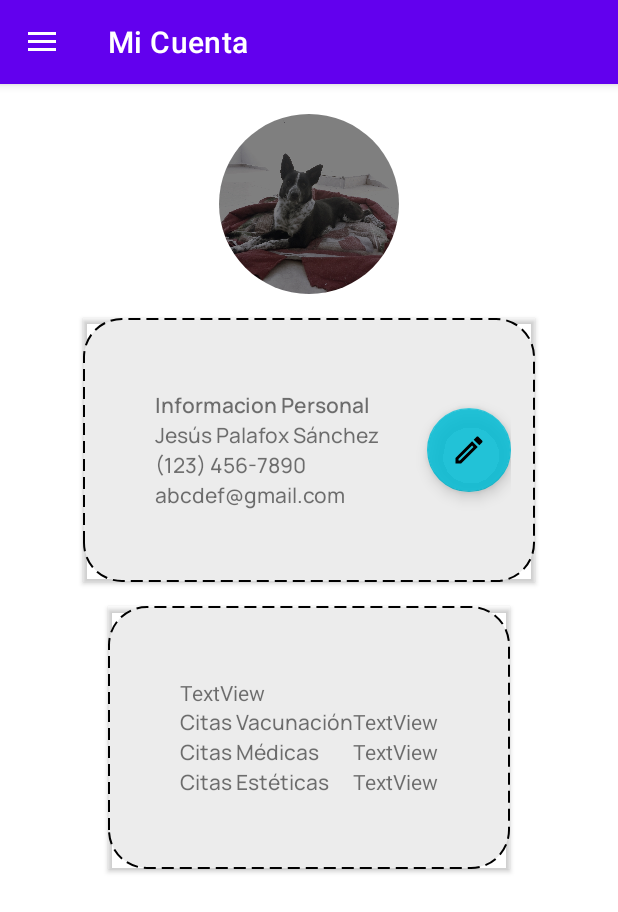
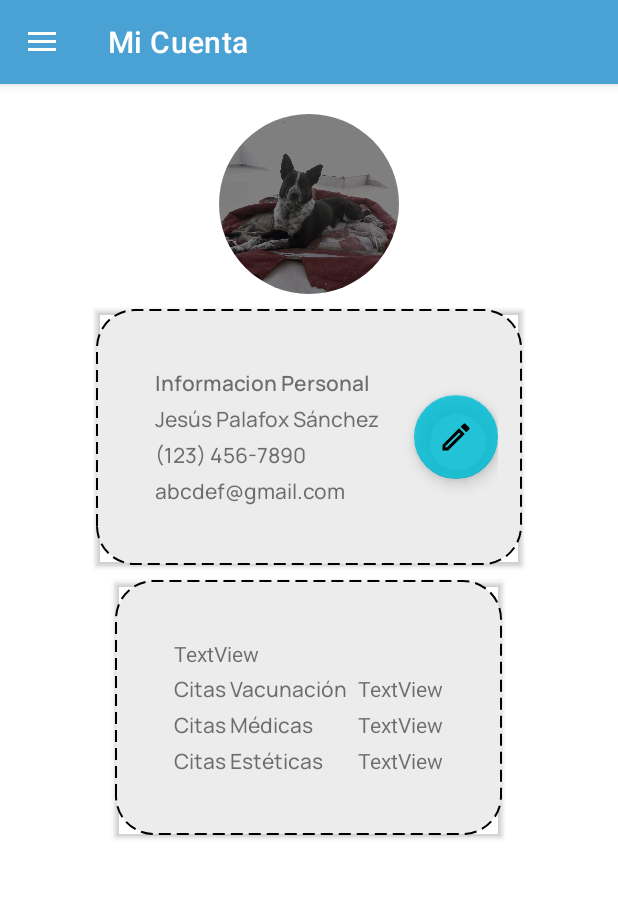
Before and after one commit to jpalafox12/TT2_Palafox, an Android app: the MainActivity screen opened directly, with no data from a screen before it, in the side drawer, after a tap on "Mi Cuenta", on a phone screen of 412 x 824 dp. Shown: the top 912 px of the screen. Run offline under Robolectric (Android 15) with nearby library versions, the phone set to English and light mode, and no system bars; our stand-ins replace CircleImageView, Volley; network calls fail; 1 statement that could not run was skipped.

Commit message:
Estilos de menu

```diff
--- a/app/src/main/java/com/example/mrcantt2/API/WebService.kt
+++ b/app/src/main/java/com/example/mrcantt2/API/WebService.kt
@@ -15,11 +15,11 @@ object AppConstantes {
 interface WebService {
     // Obtener todas las citas
     @GET("/citas")
-    suspend fun obtenerCita(): Response<CitasResponse>
+    suspend fun obtenerCitas(): Response<CitasResponse>
 
     // Obtener las citas de una mascota específica
     @GET("/citas/{id_mascota}")
-    suspend fun obtenerCitas(
+    suspend fun obtenerCitasPendientes(
         @Path("id_mascota") id_mascota: Int
     ): Response<CitasResponse>
 
--- a/app/src/main/java/com/example/mrcantt2/AgendarVacunacionFragment.kt
+++ b/app/src/main/java/com/example/mrcantt2/AgendarVacunacionFragment.kt
@@ -18,8 +18,7 @@ class AgendarVacunacionFragment : Fragment() {
         val view = inflater.inflate(R.layout.fragment_agendar_vacunacion, container, false)
 
         // Obtener referencias a los elementos de la vista
-        //val mascotasSpinner = view.findViewById<Spinner>(R.id.spinnerSM_CV)
-
+        //val mascotasSpinner = view.findViewById<Spinner>
 
         return view
     }
--- a/app/src/main/java/com/example/mrcantt2/Citas/CitasFragment.kt
+++ b/app/src/main/java/com/example/mrcantt2/Citas/CitasFragment.kt
@@ -65,13 +65,8 @@ class CitasFragment : Fragment() {
         setupRecyclerView()
 
 
-        obtenerCitas()
+        obtenerCitasPendientes()
     }
-
-//    private fun setupRecyclerView() {
-//        adatador = CitasAdapter(requireContext(), listaCitas)
-//        binding.root.findViewById<RecyclerView>(R.id.recyclerviewCitasProximas).adapter = adatador
-//    }
 
     private fun setupRecyclerView() {
         adatador = CitasAdapter(requireContext(), listaCitas) { position ->
@@ -81,9 +76,9 @@ class CitasFragment : Fragment() {
     }
 
 
-    private fun obtenerCitas() {
+    private fun obtenerCitasPendientes() {
         CoroutineScope(Dispatchers.IO).launch {
-            val call = RetrofitClient.webService.obtenerCitas(id_mascota = 190)
+            val call = RetrofitClient.webService.obtenerCitasPendientes(id_mascota = 190)
             requireActivity().runOnUiThread {
                 if (call.isSuccessful) {
                     listaCitas = call.body()?.listaCitas ?: arrayListOf()
--- a/app/src/main/java/com/example/mrcantt2/EditarPerfilClienteFragment.kt
+++ b/app/src/main/java/com/example/mrcantt2/EditarPerfilClienteFragment.kt
@@ -8,17 +8,10 @@ import android.view.ViewGroup
 
 // TODO: Rename parameter arguments, choose names that match
 // the fragment initialization parameters, e.g. ARG_ITEM_NUMBER
-private const val ARG_PARAM1 = "param1"
-private const val ARG_PARAM2 = "param2"
 
-/**
- * A simple [Fragment] subclass.
- * Use the [EditarPerfilClienteFragment.newInstance] factory method to
- * create an instance of this fragment.
- */
+
 class EditarPerfilClienteFragment : Fragment() {
     // TODO: Rename and change types of parameters
-
 
     override fun onCreateView(
         inflater: LayoutInflater, container: ViewGroup?,
--- a/app/src/main/java/com/example/mrcantt2/PerfilUsuarioFragment.kt
+++ b/app/src/main/java/com/example/mrcantt2/PerfilUsuarioFragment.kt
@@ -23,20 +23,6 @@ class PerfilUsuarioFragment : Fragment() {
         // Inflate the layout for this fragment
         val view = inflater.inflate(R.layout.fragment_perfil_usuario, container, false)
 
-        // Aqui empieza la parte de solicitude Volley
-        /*textView = view.findViewById(R.id.tvResultado)
-        val queue = Volley.newRequestQueue(requireContext())
-        val url = "https://pruebastt2.000webhostapp.com/validar_usuario.php"
-        val stringRequest = StringRequest(
-            Request.Method.GET, url,
-            { response ->
-                textView.text = response
-            },
-            {
-                textView.text = "Error al obtener los datos"
-            })
-        queue.add(stringRequest)*/
-        //FINALIZA la solicitud Volley
 
         // Encontrar los tres botones de editar perfil CLIENTE
         val editarPerfil = view.findViewById<FloatingActionButton>(R.id.floatingActionButton)
--- a/app/src/main/res/drawable/baseline_calendar_today_24.xml
+++ b/app/src/main/res/drawable/baseline_calendar_today_24.xml
@@ -1,4 +1,4 @@
-<vector android:height="24dp" android:tint="#000000"
+<vector android:height="24dp" android:tint="#FFFFFF"
     android:viewportHeight="24" android:viewportWidth="24"
     android:width="24dp" xmlns:android="http://schemas.android.com/apk/res/android">
     <path android:fillColor="@android:color/white" android:pathData="M20,3h-1L19,1h-2v2L7,3L7,1L5,1v2L4,3c-1.1,0 -2,0.9 -2,2v16c0,1.1 0.9,2 2,2h16c1.1,0 2,-0.9 2,-2L22,5c0,-1.1 -0.9,-2 -2,-2zM20,21L4,21L4,8h16v13z"/>
--- a/app/src/main/res/layout/activity_main.xml
+++ b/app/src/main/res/layout/activity_main.xml
@@ -28,7 +28,8 @@
         app:menu="@menu/nav_menu"
         android:fitsSystemWindows="true"
         app:itemTextColor="@color/white"
-        android:background="@color/fondo_menu_lateral"/>
+        android:background="@color/fondo_menu_lateral"
+        app:itemBackground="@drawable/menu_item_selected"/>
 
 
 </androidx.drawerlayout.widget.DrawerLayout>
--- a/app/src/main/res/layout/fragment_perfil_usuario.xml
+++ b/app/src/main/res/layout/fragment_perfil_usuario.xml
@@ -25,7 +25,10 @@
             android:layout_height="wrap_content"
             android:layout_centerInParent="true"
             android:layout_gravity="center"
-            android:layout_margin="16dp"
+            android:layout_marginStart="20dp"
+            android:layout_marginTop="10dp"
+            android:layout_marginEnd="20dp"
+            android:layout_marginBottom="10dp"
             android:background="@drawable/borde_punteado"
             android:clipToOutline="true"
             android:elevation="2dp"
@@ -40,8 +43,8 @@
                 android:layout_height="wrap_content"
                 android:layout_centerInParent="true"
                 android:layout_gravity="center"
-                android:layout_margin="16dp"
 
+                android:layout_margin="5dp"
                 android:elevation="2dp"
                 android:gravity="center"
                 android:orientation="vertical"
@@ -54,6 +57,7 @@
                     android:layout_width="match_parent"
                     android:layout_height="wrap_content"
                     android:fontFamily="@font/manrope_semibold"
+                    android:padding="2dp"
                     android:text="Informacion Personal" />-
 
                 <TextView
@@ -61,6 +65,7 @@
                     android:layout_width="match_parent"
                     android:layout_height="wrap_content"
                     android:fontFamily="@font/manrope_medium"
+                    android:padding="2dp"
                     android:text="Jesús Palafox Sánchez" />
 
                 <TextView
@@ -68,6 +73,7 @@
                     android:layout_width="match_parent"
                     android:layout_height="wrap_content"
                     android:fontFamily="@font/manrope_medium"
+                    android:padding="2dp"
                     android:text="(123) 456-7890" />
 
                 <TextView
@@ -75,6 +81,7 @@
                     android:layout_width="match_parent"
                     android:layout_height="wrap_content"
                     android:fontFamily="@font/manrope_medium"
+                    android:padding="2dp"
                     android:text="abcdef@gmail.com" />
 
             </LinearLayout>
@@ -92,32 +99,32 @@
 
 
         </LinearLayout>
+
         <LinearLayout
             android:layout_width="wrap_content"
             android:layout_height="wrap_content"
+            android:layout_centerInParent="true"
+            android:layout_gravity="center"
+            android:background="@drawable/borde_punteado"
+            android:elevation="2dp"
+            android:gravity="center"
+            android:orientation="horizontal"
+            android:outlineProvider="bounds"
             android:padding="16dp"
-            android:outlineProvider="bounds"
-            android:elevation="2dp"
-            android:layout_gravity="center"
-            android:gravity="center"
-            android:layout_centerInParent="true"
-            android:paddingHorizontal="20dp"
-            android:orientation="horizontal"
-            android:background="@drawable/borde_punteado"
-            >
+            android:paddingHorizontal="20dp">
 
             <LinearLayout
                 android:layout_width="wrap_content"
                 android:layout_height="wrap_content"
+                android:layout_centerInParent="true"
+                android:layout_gravity="center"
+                android:layout_margin="5dp"
                 android:background="#00F2F2F2"
-                android:padding="16dp"
-                android:orientation="vertical"
-                android:layout_margin="16dp"
 
                 android:elevation="2dp"
-                android:layout_gravity="center"
                 android:gravity="center"
-                android:layout_centerInParent="true"
+                android:orientation="vertical"
+                android:padding="16dp"
                 android:paddingHorizontal="20dp"
                 android:paddingVertical="15dp">
 
@@ -125,6 +132,7 @@
                     android:id="@+id/textView17"
                     android:layout_width="match_parent"
                     android:layout_height="wrap_content"
+                    android:padding="2dp"
                     android:text="TextView" />
 
                 <TableLayout
@@ -133,55 +141,64 @@
 
                     <TableRow
                         android:layout_width="match_parent"
-                        android:layout_height="match_parent" >
+                        android:layout_height="match_parent">
 
                         <TextView
                             android:id="@+id/tvCitasVacunacionUsuario"
                             android:layout_width="match_parent"
                             android:layout_height="wrap_content"
                             android:fontFamily="@font/manrope_medium"
+                            android:padding="2dp"
                             android:text="Citas Vacunación" />
 
                         <TextView
                             android:id="@+id/textView4"
                             android:layout_width="wrap_content"
                             android:layout_height="wrap_content"
+                            android:padding="2dp"
+                            android:paddingStart="5dp"
                             android:text="TextView" />
                     </TableRow>
 
                     <TableRow
                         android:layout_width="match_parent"
-                        android:layout_height="match_parent" >
+                        android:layout_height="match_parent">
 
                         <TextView
                             android:id="@+id/tvCitasMedicasUsuario"
                             android:layout_width="match_parent"
                             android:layout_height="wrap_content"
                             android:fontFamily="@font/manrope_medium"
+                            android:padding="2dp"
                             android:text="Citas Médicas" />
 
                         <TextView
                             android:id="@+id/textView6"
                             android:layout_width="wrap_content"
                             android:layout_height="wrap_content"
+                            android:padding="2dp"
+                            android:paddingStart="5dp"
                             android:text="TextView" />
                     </TableRow>
 
                     <TableRow
                         android:layout_width="match_parent"
-                        android:layout_height="match_parent" >
+                        android:layout_height="match_parent">
 
                         <TextView
                             android:id="@+id/tvCitasEsteticasUsuario"
                             android:layout_width="match_parent"
                             android:layout_height="wrap_content"
                             android:fontFamily="@font/manrope_medium"
+                            android:padding="2dp"
                             android:text="Citas Estéticas" />
 
                         <TextView
                             android:id="@+id/textView16"
                             android:layout_width="wrap_content"
                             android:layout_height="wrap_content"
+                            android:padding="2dp"
+                            android:paddingStart="5dp"
                             android:text="TextView" />
                     </TableRow>
                 </TableLayout>
--- a/app/src/main/res/layout/nav_header.xml
+++ b/app/src/main/res/layout/nav_header.xml
@@ -5,7 +5,7 @@
     android:layout_height="wrap_content"
     android:orientation="horizontal"
     android:layout_marginTop="16dp"
-    android:layout_marginStart="16dp"
+    android:layout_marginStart="10dp"
     android:background="@color/fondo_menu_lateral">
 
     <de.hdodenhof.circleimageview.CircleImageView
--- a/app/src/main/res/menu/nav_menu.xml
+++ b/app/src/main/res/menu/nav_menu.xml
@@ -1,14 +1,13 @@
 <?xml version="1.0" encoding="utf-8"?>
 <menu xmlns:android="http://schemas.android.com/apk/res/android"
     xmlns:tools="http://schemas.android.com/tools"
-    xmlns:app="http://schemas.android.com/apk/res-auto"
     tools:showIn="navigation_view">
 
     <group android:checkableBehavior="single">
         <item
             android:id="@+id/nav_mascotas"
             android:title="Mis Mascotas"
-            android:icon="@drawable/baseline_home_24"/>
+            android:icon="@drawable/logout_selector"/>
         <item
             android:id="@+id/nav_citas"
             android:title="Citas"
@@ -16,13 +15,13 @@
         <item
             android:id="@+id/nav_perfil"
             android:title="Mi Cuenta"
-            android:icon="@drawable/ic_launcher_foreground"/>
+            android:icon="@drawable/account"/>
 
     </group>
     <group android:id="@+id/menu_group">
         <item
             android:id="@+id/nav_logout"
-            android:icon="@drawable/stethoscope"
+            android:icon="@drawable/logout"
             android:title="Cerrar Sesion"/>
     </group>
 </menu>
--- a/app/src/main/res/values/colors.xml
+++ b/app/src/main/res/values/colors.xml
@@ -1,5 +1,7 @@
 <?xml version="1.0" encoding="utf-8"?>
 <resources>
+    <color name="principal">#49A2D3</color>
+
     <color name="purple_200">#FFBB86FC</color>
     <color name="purple_500">#FF6200EE</color>
     <color name="purple_700">#FF3700B3</color>
--- a/app/src/main/res/values/themes.xml
+++ b/app/src/main/res/values/themes.xml
@@ -2,7 +2,7 @@
     <!-- Base application theme. -->
     <style name="Theme.MrCanTT2" parent="Theme.MaterialComponents.DayNight.DarkActionBar">
         <!-- Primary brand color. -->
-        <item name="colorPrimary">@color/purple_500</item>
+        <item name="colorPrimary">@color/principal</item>
         <item name="colorPrimaryVariant">@color/purple_700</item>
         <item name="colorOnPrimary">@color/white</item>
         <!-- Secondary brand color. -->
```
